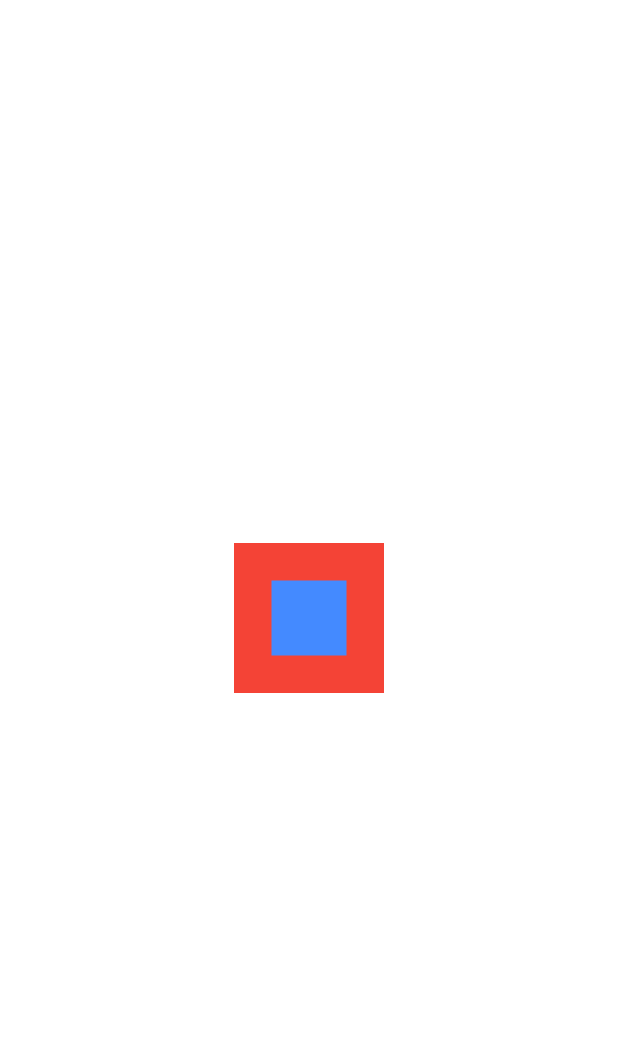
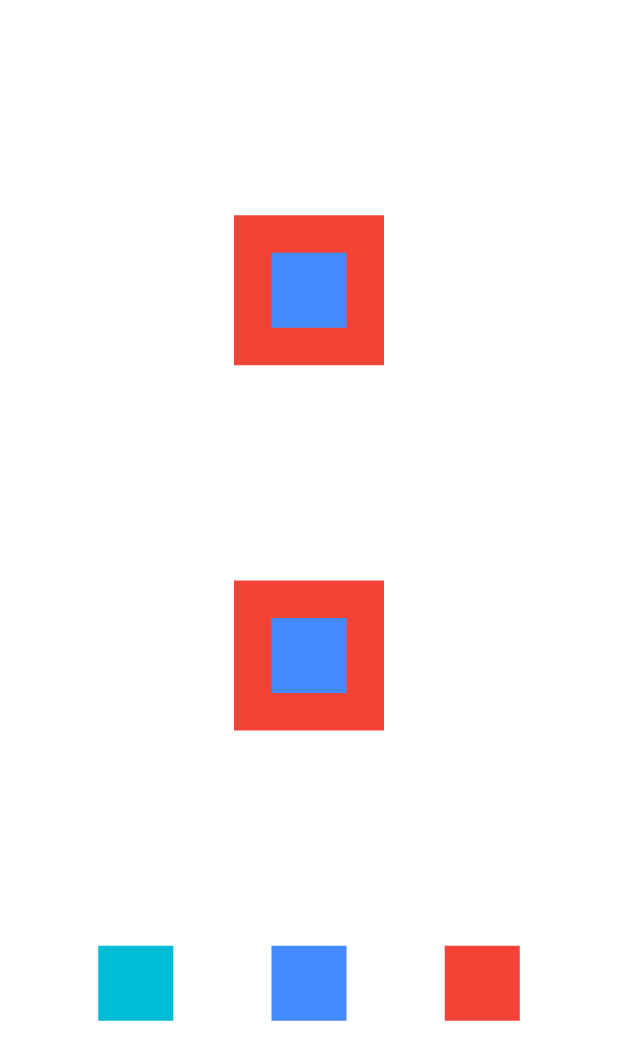
Before and after one commit to panjosbr/formation-flutter, a Flutter app: the screen it shows after launch, on a phone screen of 412 x 824 dp. Shown: the top 1060 px of the screen. Run offline on Flutter 3.47's test engine with Material 2 defaults, Android fonts, the phone set to English and light mode, and no system bars.

Commit message:
examples with Stack, Container and Row

```diff
--- a/flutter_widgets_states/lib/main.dart
+++ b/flutter_widgets_states/lib/main.dart
@@ -15,7 +15,80 @@ class MyApp extends StatelessWidget {
       theme: ThemeData(
         primarySwatch: Colors.blue,
       ),
-      home: Stack(
+      home: _screen(),
+    );
+  }
+
+  Widget _screen() {
+    return Column(
+      mainAxisAlignment: MainAxisAlignment.spaceEvenly,
+      crossAxisAlignment: CrossAxisAlignment.center,
+      children: [
+        _stack(),
+        _stack(),
+        Row(
+          mainAxisAlignment: MainAxisAlignment.spaceEvenly,
+          children: [
+            Container(
+              color: Colors.cyan,
+              width: 50,
+              height: 50,
+            ),
+            Container(
+              color: Colors.blueAccent,
+              width: 50,
+              height: 50,
+            ),
+            Container(
+              color: Colors.red,
+              width: 50,
+              height: 50,
+            ),
+          ],
+        ),
+      ],
+    );
+  }
+
+  Widget _row() {
+    return Row(
+      mainAxisAlignment: MainAxisAlignment.center,
+      children: [
+        Container(
+          color: Colors.red,
+          width: 100,
+          height: 100,
+        ),
+        Container(
+          color: Colors.blueAccent,
+          width: 50,
+          height: 50,
+        ),
+      ],
+    );
+  }
+
+  Widget _col() {
+    return Column(
+      mainAxisAlignment: MainAxisAlignment.center,
+      crossAxisAlignment: CrossAxisAlignment.stretch,
+      children: [
+        Container(
+          color: Colors.red,
+          width: 100,
+          height: 100,
+        ),
+        Container(
+          color: Colors.blueAccent,
+          width: 50,
+          height: 50,
+        ),
+      ],
+    );
+  }
+
+  Widget _stack() {
+    return Stack(
       alignment: AlignmentDirectional.center,
       children: [
         Container(
@@ -29,7 +102,6 @@ class MyApp extends StatelessWidget {
           height: 50,
         ),
       ],
-      ),
     );
   }
 }
```
Lines whose indentation alone changed are shown as unchanged.
